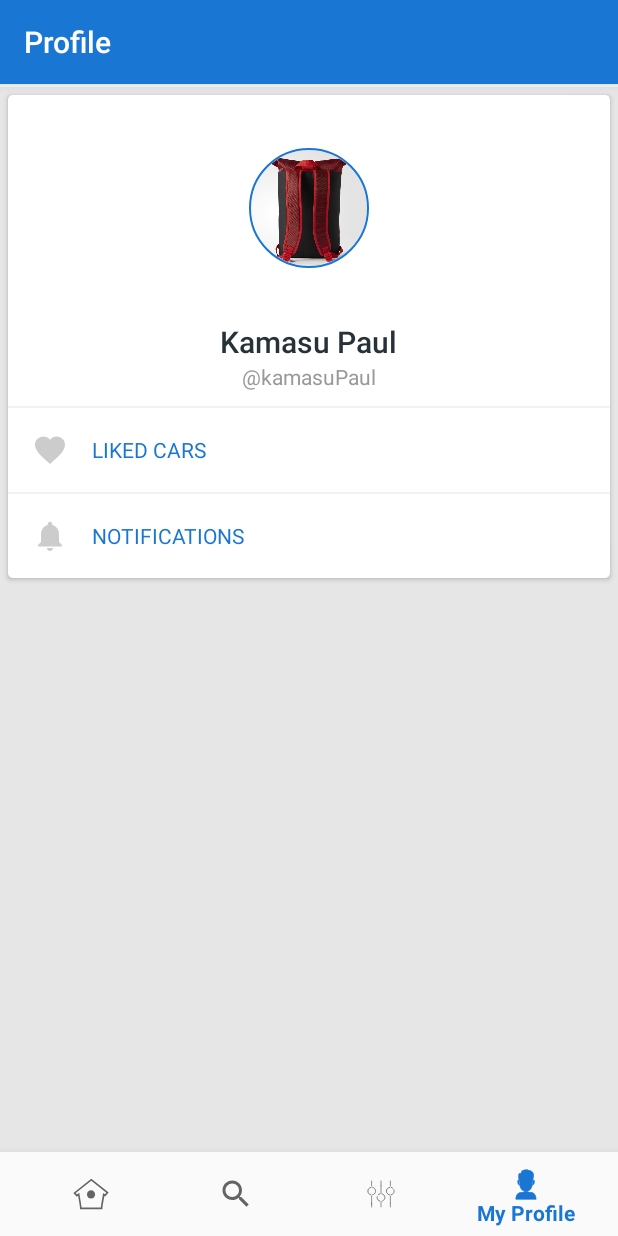
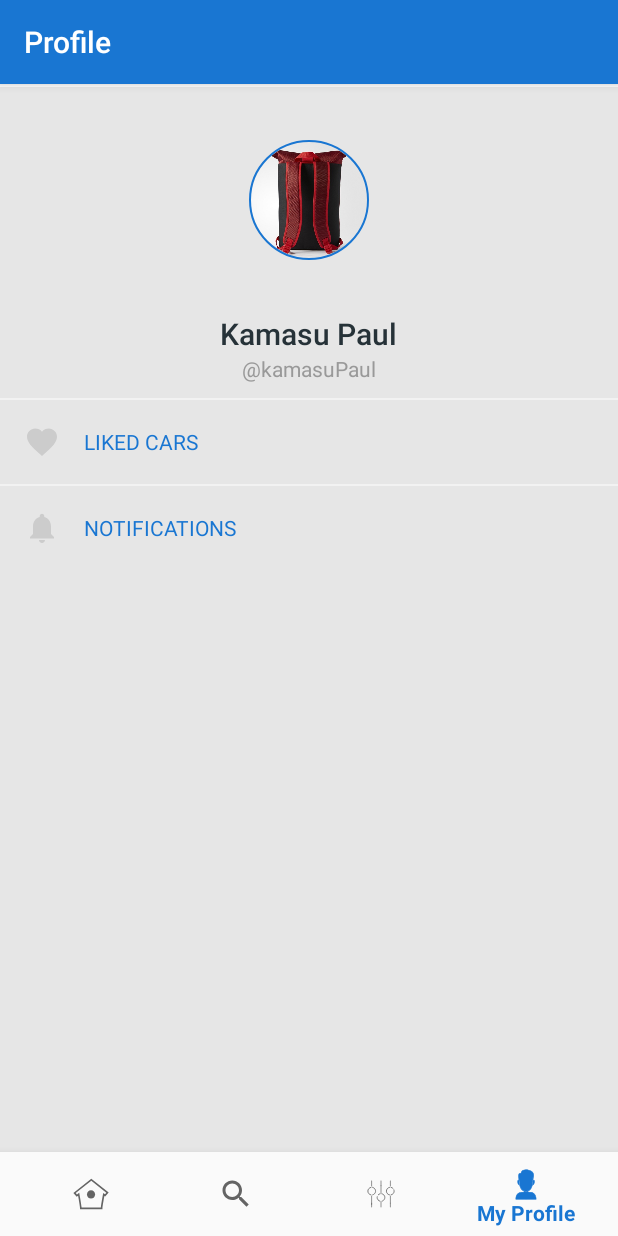
Before and after one commit to kwizeraarnold/MobiMotors, an Android app: the ProfileFragment screen opened through its navigation route, on a phone screen of 412 x 824 dp. Run offline under Robolectric (Android 15) with nearby library versions, the phone set to English and light mode, and no system bars; our stand-ins replace navigation-ui; plain views replace CircularImageView; pictures from the network do not load.

Commit message:
removed card for the profile

```diff
--- a/app/src/main/res/layout/profile_fragment.xml
+++ b/app/src/main/res/layout/profile_fragment.xml
@@ -21,13 +21,6 @@
             android:layout_weight="1"
             android:text="HELLO WORLD"
             android:textSize="45sp" />
-        <androidx.cardview.widget.CardView
-            android:layout_width="match_parent"
-            android:layout_height="wrap_content"
-            android:layout_margin="5dp"
-            android:visibility="visible"
-            app:cardCornerRadius="3dp"
-            app:cardElevation="2dp">
             <LinearLayout
                 android:layout_width="match_parent"
                 android:layout_height="wrap_content"
@@ -126,7 +119,6 @@
 
             </LinearLayout>
 
-        </androidx.cardview.widget.CardView>
 
     </LinearLayout>
 
```
